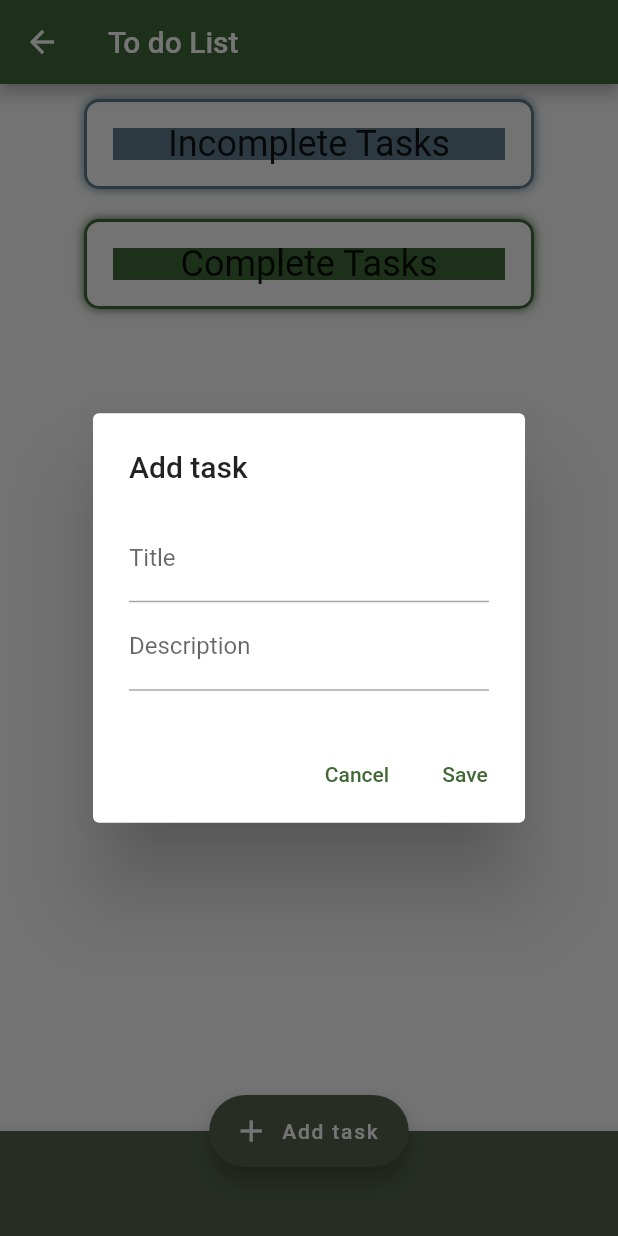
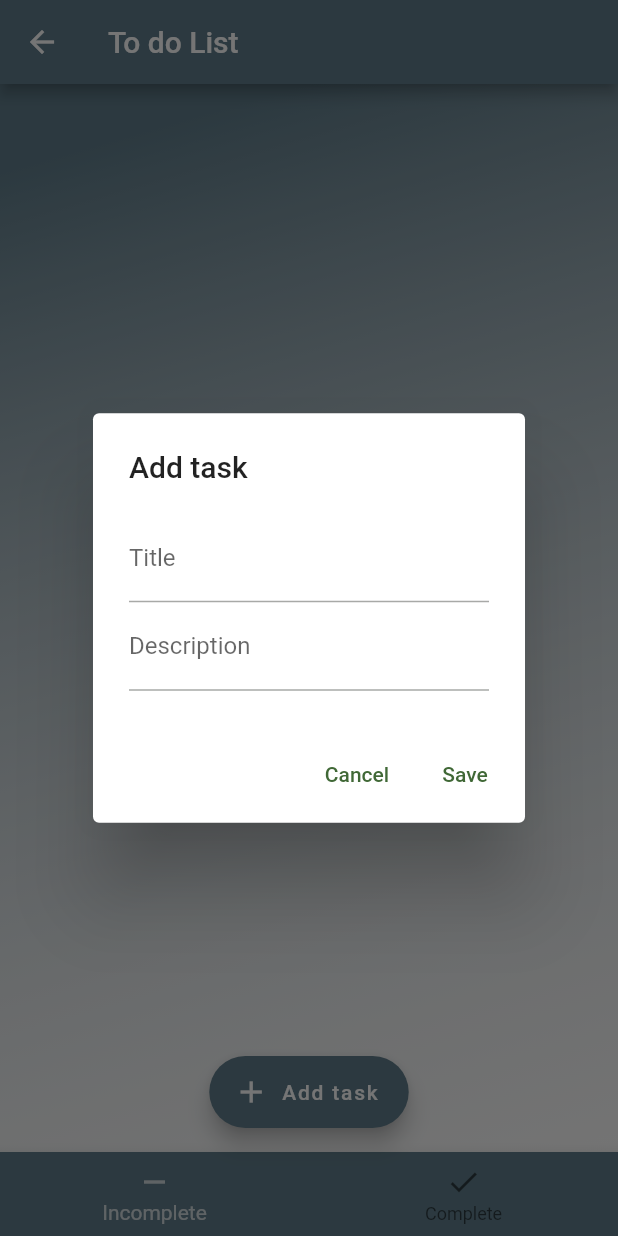
Before and after one commit to Wisdom-Makokha/To-do-list-app, a Flutter app: the HomeScreen screen opened by its route, after a tap on "Add task", on a phone screen of 412 x 824 dp. Run offline on Flutter 3.47's test engine with Material 2 defaults, Android fonts, the phone set to English and light mode, and no system bars; our stand-ins replace fluttertoast, sqflite; accounts and stored records are empty.

Commit message:
Some appearance changes

```diff
--- a/lib/Definitions/declarations.dart
+++ b/lib/Definitions/declarations.dart
@@ -72,6 +72,7 @@ final ButtonStyle elevatedButtonsStyle = ElevatedButton.styleFrom(
     fontSize: 20,
     fontStyle: FontStyle.normal,
   ),
+  backgroundColor: const Color.fromARGB(255,115,155,193),
 );
 
 //Values for the padding of TextField
--- a/lib/screens/home_screen.dart
+++ b/lib/screens/home_screen.dart
@@ -11,27 +11,13 @@ class HomeScreen extends StatefulWidget {
 }
 
 class HomeScreenState extends State<HomeScreen> {
-  void mySnackBar(String myText, Color myBackgroundColor) {
-    final snackBar = SnackBar(
-      content: Text(
-        myText,
-        style: const TextStyle(
-          color: Colors.black,
-        ),
-      ),
-      backgroundColor: myBackgroundColor,
-      duration: const Duration(seconds: 2),
-      behavior: SnackBarBehavior.floating,
-    );
-
-    ScaffoldMessenger.of(context).showSnackBar(snackBar);
-  }
-
   List<MyTasks> tasks = [];
   List<MyTasks> inCompletedTasks = [];
   List<MyTasks> completedTasks = [];
+  int selectedIndex = 0;
 
   final taskNameController = TextEditingController();
+  //A controller to take the description for the task
   final descriptionController = TextEditingController();
 
   @override
@@ -41,23 +27,27 @@ class HomeScreenState extends State<HomeScreen> {
     initTaskList();
   }
 
+  //Function to initialize a list of tasks as obtained from the database
   Future<void> initTaskList() async {
+    //task list is a list map containing all the tasks for a specific login id
     final List<Map<String, dynamic>> taskList = await toDoListDatabase.query(
         taskTable,
         where: '$taskTBUserIdForeign = ?',
         whereArgs: [myLoginId]);
 
-    tasks = List.generate(taskList.length, (i) =>
-        MyTasks(
+    //the list map is converted into a list of classes of my tasks
+    tasks = List.generate(
+        taskList.length,
+        (i) => MyTasks(
             taskId: taskList[i]['id'],
             taskName: taskList[i][taskTBName],
             description: taskList[i][taskTBDescription],
             completed: taskList[i][taskTBCompletedFlag] == 1 ? true : false,
-            taskUserId: taskList[i][taskTBUserIdForeign])
-    );
+            taskUserId: taskList[i][taskTBUserIdForeign]));
 
-    for(int i = 0; i < tasks.length; i++){
-      if(tasks[i].completed){
+    //tasks is split into two lists, one completed the other in-completed
+    for (int i = 0; i < tasks.length; i++) {
+      if (tasks[i].completed) {
         completedTasks.add(tasks[i]);
       } else {
         inCompletedTasks.add(tasks[i]);
@@ -69,6 +59,8 @@ class HomeScreenState extends State<HomeScreen> {
     });
   }
 
+  //To ensure the ids are sequential this function takes the current
+  //largest task id and returns another id increases by one
   Future<int> getId() async {
     final result =
         await toDoListDatabase.rawQuery("SELECT MAX(id) AS id FROM $taskTable");
@@ -82,12 +74,13 @@ class HomeScreenState extends State<HomeScreen> {
     return myId;
   }
 
+  //Admin delete everything from table
   Future<void> deleteAll() async {
     print(await toDoListDatabase.delete(taskTable));
   }
 
-
-  Future<void> viewTable() async{
+  //Admin view table in terminal
+  Future<void> viewTable() async {
     print(await toDoListDatabase.query(taskTable));
   }
 
@@ -110,7 +103,7 @@ class HomeScreenState extends State<HomeScreen> {
     screenShiftBack();
   }
 
-  void screenShiftBack(){
+  void screenShiftBack() {
     Navigator.pop(context);
   }
 
@@ -176,6 +169,7 @@ class HomeScreenState extends State<HomeScreen> {
         decoration: TextDecoration.lineThrough,
       );
     }
+
     ///the style here is for normal text
     else {
       return const TextStyle(
@@ -192,39 +186,7 @@ class HomeScreenState extends State<HomeScreen> {
 
   ///This function returns a color and also checks if the task is done
   Color getColor(BuildContext context, bool done) {
-    return done ? Theme.of(context).colorScheme.primary
-        : Colors.blueGrey;
-  }
-
-  Widget buildContainer(BuildContext context, String inText, bool done){
-    return Container(
-      height: 60,
-      width: 300,
-      margin: const EdgeInsets.only(bottom: 10, top: 10),
-      padding: const EdgeInsets.all(3),
-      alignment: Alignment.center,
-      decoration: BoxDecoration(
-          border: Border.all(
-            color: getColor(context, done),
-            width: 2,
-            style: BorderStyle.solid,
-          ),
-          borderRadius: const BorderRadius.horizontal(
-            left: Radius.circular(10),
-            right: Radius.circular(10),
-          ),
-          boxShadow: [
-            BoxShadow(
-              color: getColor(context, done),
-              blurRadius: 5,
-              blurStyle: BlurStyle.outer,
-            )
-          ]
-      ),
-      child: Text(
-        inText,
-        style: Theme.of(context).textTheme.headlineSmall,),
-    );
+    return done ? Theme.of(context).colorScheme.tertiary : Colors.blueGrey;
   }
 
   Widget buildList(BuildContext context, List<MyTasks> firstList,
@@ -248,8 +210,20 @@ class HomeScreenState extends State<HomeScreen> {
               where: 'id = ?',
               whereArgs: [task.taskId]);
         }
+        int modifier = 100 * (index % 10);
 
-        return ListTile(
+        return Container(
+          margin: const EdgeInsets.only(
+            top: 2,
+            bottom: 4,
+            left: 5,
+            right: 5
+          ),
+          decoration: BoxDecoration(
+            color: Color.fromRGBO(240 * modifier, 244, 255, 0.3),
+            borderRadius: BorderRadius.circular(8),
+          ),
+          child: ListTile(
             leading: CircleAvatar(
               ///color is gotten from getColor function
               backgroundColor: getColor(context, task.completed),
@@ -271,9 +245,23 @@ class HomeScreenState extends State<HomeScreen> {
             ///setState is important to ensure flutter actively monitors task.completed
             ///and changes everything it affects accordingly
             onTap: tapToComplete,
+          ),
         );
       },
     );
+  }
+
+  Widget selectWidget(){
+    if(selectedIndex == 0){
+      return buildList(context, inCompletedTasks, completedTasks);
+    }
+      return buildList(context, completedTasks, inCompletedTasks);
+  }
+
+  void onIconTapped(index){
+    setState(() {
+      selectedIndex = index;
+    });
   }
 
   @override
@@ -281,30 +269,62 @@ class HomeScreenState extends State<HomeScreen> {
     return Scaffold(
       appBar: AppBar(
         title: const Text('To do List'),
+        backgroundColor: selectedIndex == 0 ? getColor(context, false)
+        : getColor(context, true),
       ),
-      body: SingleChildScrollView(
+      body: Stack(
+        children: <Widget>[
+          Container(
+            height: MediaQuery.of(context).size.height,
+            width: MediaQuery.of(context).size.width,
+            decoration: BoxDecoration(
+              gradient: LinearGradient(
+                colors: [selectedIndex == 0 ?
+                getColor(context, false)
+                    : getColor(context, true),
+                  Colors.white38
+                ],
+                begin: Alignment.topCenter,
+                end: Alignment.bottomRight,
+              )
+            ),
+          ),
+          SingleChildScrollView(
             child: Column(
               mainAxisAlignment: MainAxisAlignment.start,
               mainAxisSize: MainAxisSize.min,
               children: <Widget>[
-            buildContainer(context, 'Incomplete Tasks', false),
-            buildList(context, inCompletedTasks, completedTasks),
-            buildContainer(context, 'Complete Tasks', true),
-            buildList(context, completedTasks, inCompletedTasks),
+                selectWidget(),
               ],
             ),
+          ),
+        ],
       ),
       floatingActionButton: FloatingActionButton.extended(
         onPressed: addTaskDialog,
         label: const Text('Add task'),
         icon: const Icon(Icons.add),
+        backgroundColor: selectedIndex == 0 ? getColor(context, false)
+        : getColor(context, true),
       ),
-      floatingActionButtonLocation: FloatingActionButtonLocation.centerDocked,
-      bottomNavigationBar: BottomAppBar(
-          color: Theme.of(context).indicatorColor,
-          child: Container(
-            height: 70,
-          )),
+      floatingActionButtonLocation: FloatingActionButtonLocation.centerFloat,
+      bottomNavigationBar: BottomNavigationBar(
+        selectedItemColor: Colors.white70,
+        onTap: onIconTapped,
+        currentIndex: selectedIndex,
+        backgroundColor: selectedIndex == 0 ? getColor(context, false)
+        : getColor(context, true),
+        items: [
+          BottomNavigationBarItem(
+            icon: getIcon(context, false),
+            label: 'Incomplete',
+          ),
+          BottomNavigationBarItem(
+            icon: getIcon(context, true),
+            label: 'Complete'
+          )
+        ],
+      )
     );
   }
 }
--- a/lib/screens/login.dart
+++ b/lib/screens/login.dart
@@ -92,6 +92,7 @@ class LoginScreenState extends State<LoginScreen>
     return Scaffold(
         appBar: AppBar(
           title: const Text('Login'),
+          backgroundColor: Theme.of(context).colorScheme.tertiary,
         ),
         body: SingleChildScrollView(
             child:
--- a/lib/screens/register.dart
+++ b/lib/screens/register.dart
@@ -96,6 +96,7 @@ class RegisterScreenState extends State<RegisterScreen> {
     return Scaffold(
       appBar: AppBar(
         title: const Text('Register'),
+        backgroundColor: Theme.of(context).colorScheme.tertiary,
       ),
       body: SingleChildScrollView(
         child: Column(
```
Lines whose indentation alone changed are shown as unchanged.
